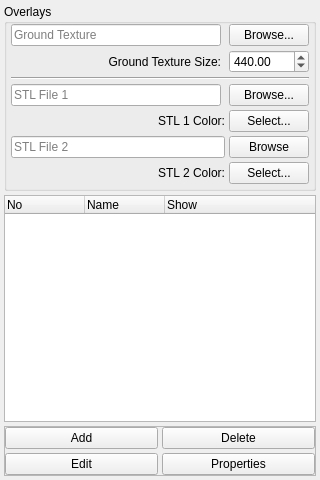
Old version of the form ui/projectwidget.ui in the repository SecretImbecile/OpenFVD2.
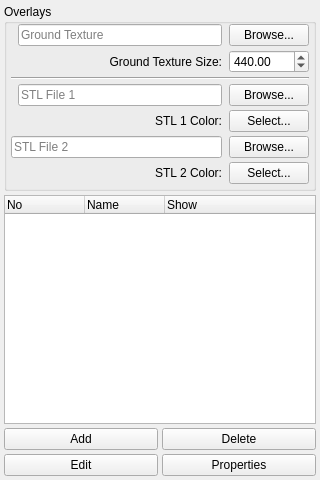
New version of the form.

Commit message:
Corrections to Project Widget
- Remove frame decoration around track section buttons
- Fix spacing between STL inputs
- Correct typo on button 'Browse' -> 'Browse...'
- Fix horizontal overflow by reducing minimum widget size

```diff
--- a/ui/projectwidget.ui
+++ b/ui/projectwidget.ui
@@ -18,8 +18,8 @@
   </property>
   <property name="minimumSize">
    <size>
-    <width>320</width>
-    <height>0</height>
+    <width>280</width>
+    <height>280</height>
    </size>
   </property>
   <property name="sizeIncrement">
@@ -71,78 +71,33 @@
       <property name="bottomMargin">
        <number>4</number>
       </property>
-      <property name="spacing">
+      <property name="horizontalSpacing">
+       <number>7</number>
+      </property>
+      <property name="verticalSpacing">
        <number>4</number>
       </property>
-      <item row="7" column="0" colspan="2">
-       <widget class="QLabel" name="stlLabelColor1">
-        <property name="text">
-         <string>STL 1 Color:</string>
-        </property>
-        <property name="alignment">
-         <set>Qt::AlignRight|Qt::AlignTrailing|Qt::AlignVCenter</set>
-        </property>
-       </widget>
-      </item>
-      <item row="8" column="0" colspan="2">
-       <widget class="QLineEdit" name="stlEdit2">
-        <property name="placeholderText">
-         <string>STL File 2</string>
-        </property>
-       </widget>
-      </item>
-      <item row="0" column="2">
-       <widget class="QPushButton" name="texChooser">
-        <property name="text">
-         <string>Browse...</string>
-        </property>
-       </widget>
-      </item>
-      <item row="7" column="2">
+      <item row="4" column="2">
        <widget class="QPushButton" name="stlColorPicker1">
         <property name="text">
          <string>Select...</string>
         </property>
        </widget>
       </item>
-      <item row="4" column="0" colspan="3">
+      <item row="3" column="1">
+       <widget class="QLineEdit" name="stlEdit1">
+        <property name="placeholderText">
+         <string>STL File 1</string>
+        </property>
+       </widget>
+      </item>
+      <item row="2" column="0" colspan="3">
        <widget class="Line" name="line_2">
         <property name="orientation">
          <enum>Qt::Horizontal</enum>
         </property>
        </widget>
       </item>
-      <item row="5" column="2">
-       <widget class="QPushButton" name="stlChooser1">
-        <property name="text">
-         <string>Browse...</string>
-        </property>
-       </widget>
-      </item>
-      <item row="5" column="0">
-       <widget class="QLineEdit" name="stlEdit1">
-        <property name="placeholderText">
-         <string>STL File 1</string>
-        </property>
-       </widget>
-      </item>
-      <item row="1" column="0">
-       <widget class="QLabel" name="grdTexSizeLabel">
-        <property name="text">
-         <string>Ground Texture Size:</string>
-        </property>
-        <property name="alignment">
-         <set>Qt::AlignRight|Qt::AlignTrailing|Qt::AlignVCenter</set>
-        </property>
-       </widget>
-      </item>
-      <item row="9" column="2">
-       <widget class="QPushButton" name="stlColorPicker2">
-        <property name="text">
-         <string>Select...</string>
-        </property>
-       </widget>
-      </item>
       <item row="1" column="2">
        <widget class="QDoubleSpinBox" name="grdTexSizeBox">
         <property name="maximum">
@@ -153,21 +108,52 @@
         </property>
        </widget>
       </item>
-      <item row="0" column="0">
+      <item row="0" column="1">
        <widget class="QLineEdit" name="texEdit">
         <property name="placeholderText">
          <string>Ground Texture</string>
         </property>
        </widget>
       </item>
-      <item row="8" column="2">
+      <item row="0" column="2">
+       <widget class="QPushButton" name="texChooser">
+        <property name="text">
+         <string>Browse...</string>
+        </property>
+       </widget>
+      </item>
+      <item row="1" column="1">
+       <widget class="QLabel" name="grdTexSizeLabel">
+        <property name="text">
+         <string>Ground Texture Size:</string>
+        </property>
+        <property name="alignment">
+         <set>Qt::AlignRight|Qt::AlignTrailing|Qt::AlignVCenter</set>
+        </property>
+       </widget>
+      </item>
+      <item row="3" column="2">
+       <widget class="QPushButton" name="stlChooser1">
+        <property name="text">
+         <string>Browse...</string>
+        </property>
+       </widget>
+      </item>
+      <item row="5" column="2">
        <widget class="QPushButton" name="stlChooser2">
         <property name="text">
-         <string>Browse</string>
+         <string>Browse...</string>
         </property>
        </widget>
       </item>
-      <item row="9" column="0" colspan="2">
+      <item row="7" column="2">
+       <widget class="QPushButton" name="stlColorPicker2">
+        <property name="text">
+         <string>Select...</string>
+        </property>
+       </widget>
+      </item>
+      <item row="7" column="0" colspan="2">
        <widget class="QLabel" name="stlLabelColor2">
         <property name="text">
          <string>STL 2 Color:</string>
@@ -177,6 +163,23 @@
         </property>
        </widget>
       </item>
+      <item row="5" column="0" colspan="2">
+       <widget class="QLineEdit" name="stlEdit2">
+        <property name="placeholderText">
+         <string>STL File 2</string>
+        </property>
+       </widget>
+      </item>
+      <item row="4" column="1">
+       <widget class="QLabel" name="stlLabelColor1">
+        <property name="text">
+         <string>STL 1 Color:</string>
+        </property>
+        <property name="alignment">
+         <set>Qt::AlignRight|Qt::AlignTrailing|Qt::AlignVCenter</set>
+        </property>
+       </widget>
+      </item>
      </layout>
     </widget>
    </item>
@@ -225,12 +228,6 @@
    </item>
    <item>
     <widget class="QFrame" name="frameButtons">
-     <property name="frameShape">
-      <enum>QFrame::StyledPanel</enum>
-     </property>
-     <property name="frameShadow">
-      <enum>QFrame::Raised</enum>
-     </property>
      <layout class="QGridLayout" name="gridLayout_3">
       <property name="leftMargin">
        <number>0</number>
```
